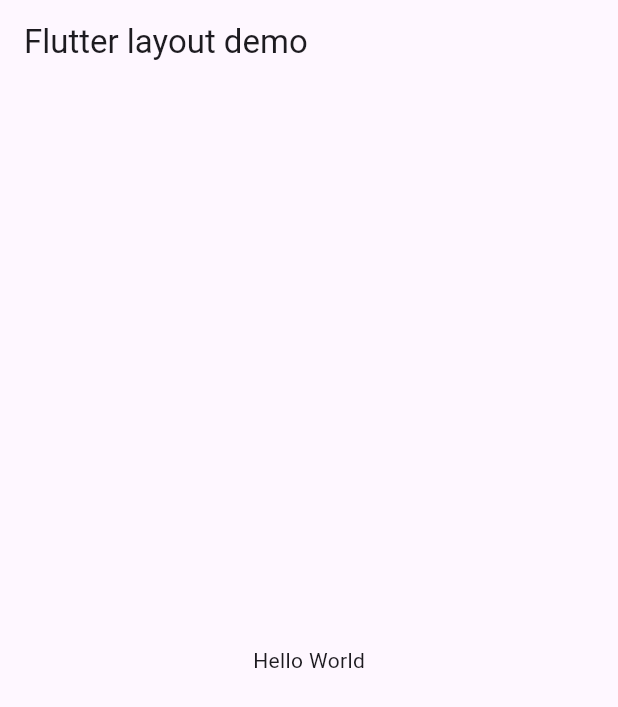
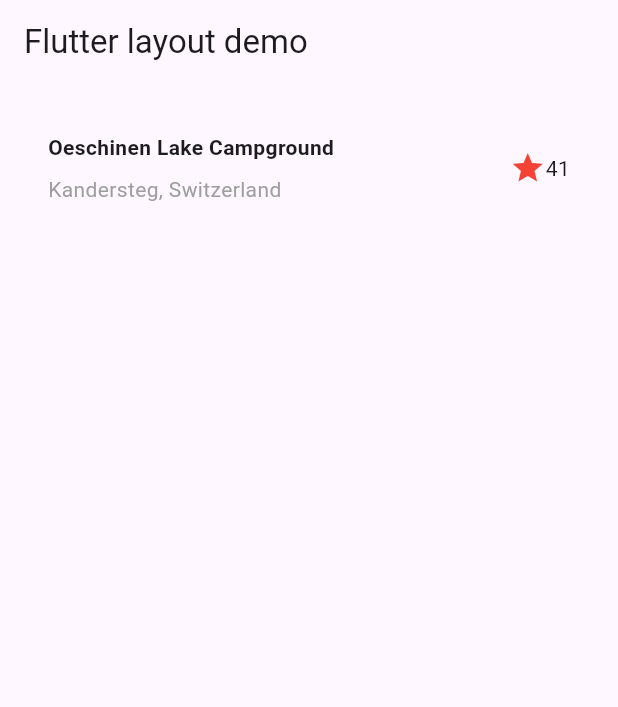
Before and after one commit to Arturs1123/Flutter-test-app, a Flutter app: the screen it shows after launch, on a phone screen of 412 x 824 dp. Shown: the top 707 px of the screen. Run offline on Flutter 3.47's test engine with Material 3 defaults, Android fonts, the phone set to English and light mode, and no system bars.

Commit message:
[E] Edit main.dart

```diff
--- a/lib/main.dart
+++ b/lib/main.dart
@@ -16,10 +16,17 @@
         appBar: AppBar(
           title: const Text(appTitle),
         ),
-        body: const Center(
-          child: Text('Hello World'),
+        body: const SingleChildScrollView(
+          child: Column(
+            children: [
+              TitleSection(
+                name: 'Oeschinen Lake Campground',
+                location: 'Kandersteg, Switzerland',
+              ),
+            ],
+          ),
         ),
-      )
+      ),
     );
   }
 }
@@ -37,9 +44,39 @@
   @override
   Widget build(BuildContext context) {
     return Padding(
-      padding: const EdgeInserts.all(32),
+      padding: const EdgeInsets.all(32),
       child: Row(
-        children:
+        children: [
+          Expanded(
+            // 1
+            child: Column(
+              crossAxisAlignment: CrossAxisAlignment.start,
+              children: [
+                // 2
+                Padding(
+                  padding: const EdgeInsets.only(bottom: 8),
+                  child: Text(
+                    name,
+                    style: const TextStyle(
+                      fontWeight: FontWeight.bold,
+                    ),
+                  ),
+                ),
+                Text(
+                  location,
+                  style: TextStyle(
+                    color: Colors.grey[500],
+                  ),
+                ),
+              ],
+            ),
+          ),
+          Icon(
+            Icons.star,
+            color: Colors.red[500],
+          ),
+          const Text('41')
+        ],
       ),
     );
   }
```
